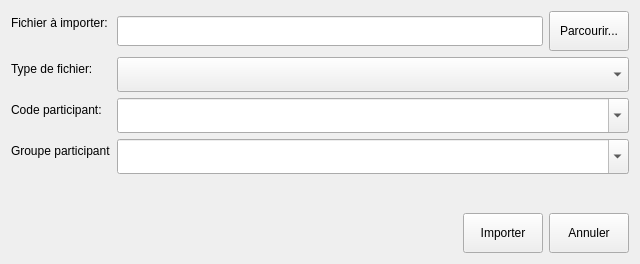
Above: python/resources/ui/importmanager.ui from introlab/OpenIMU before the change. Below: the same form after it.
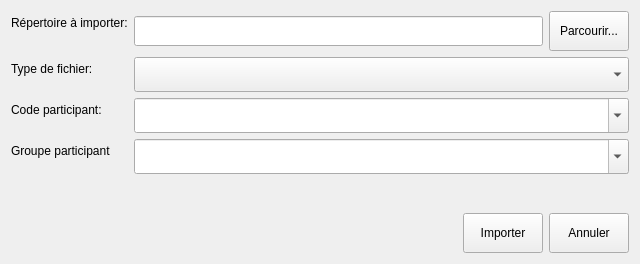
That is the form after the change. Icons and pictures are not drawn.

Commit message: Completed Data Import / Open GUIs

The edit to the form file:
```diff
--- a/python/resources/ui/importmanager.ui
+++ b/python/resources/ui/importmanager.ui
@@ -31,7 +31,7 @@
         </sizepolicy>
        </property>
        <property name="text">
-        <string>Fichier à importer:</string>
+        <string>Répertoire à importer:</string>
        </property>
       </widget>
      </item>
```
The commit also changes 4 other files.
